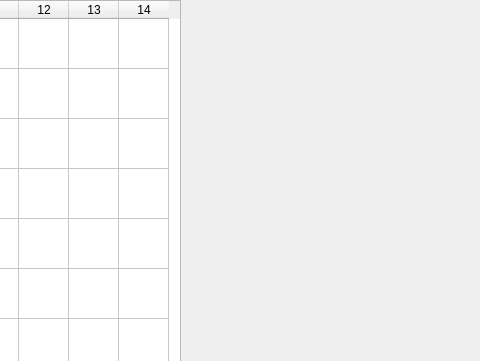
Above: Scrabble_GUI/Replay_GUI.ui from sobolak/scrabble before the change; both pictures show x 600 to 1080 and y 0 to 361 of the 1080 by 788 pixel window. Below: the same form after it.
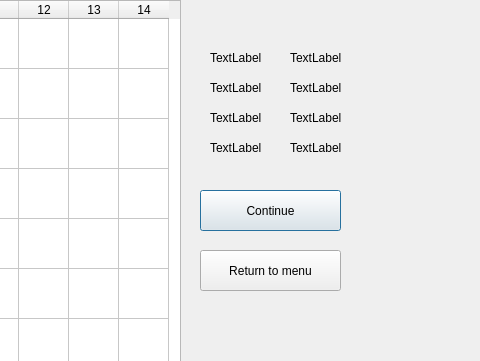
That is the form after the change. Icons and pictures are not drawn.

```diff
--- a/Scrabble_GUI/Replay_GUI.ui
+++ b/Scrabble_GUI/Replay_GUI.ui
@@ -4023,6 +4023,136 @@
     </property>
    </item>
   </widget>
+  <widget class="QLabel" name="mufasaLabel">
+   <property name="geometry">
+    <rect>
+     <x>810</x>
+     <y>50</y>
+     <width>71</width>
+     <height>16</height>
+    </rect>
+   </property>
+   <property name="text">
+    <string>TextLabel</string>
+   </property>
+  </widget>
+  <widget class="QLabel" name="estebanLabel">
+   <property name="geometry">
+    <rect>
+     <x>810</x>
+     <y>80</y>
+     <width>71</width>
+     <height>16</height>
+    </rect>
+   </property>
+   <property name="text">
+    <string>TextLabel</string>
+   </property>
+  </widget>
+  <widget class="QLabel" name="zeromskiLabel">
+   <property name="geometry">
+    <rect>
+     <x>810</x>
+     <y>110</y>
+     <width>71</width>
+     <height>16</height>
+    </rect>
+   </property>
+   <property name="text">
+    <string>TextLabel</string>
+   </property>
+  </widget>
+  <widget class="QLabel" name="zeromskiPoint">
+   <property name="geometry">
+    <rect>
+     <x>890</x>
+     <y>110</y>
+     <width>71</width>
+     <height>16</height>
+    </rect>
+   </property>
+   <property name="text">
+    <string>TextLabel</string>
+   </property>
+  </widget>
+  <widget class="QLabel" name="mufasaPoint">
+   <property name="geometry">
+    <rect>
+     <x>890</x>
+     <y>50</y>
+     <width>71</width>
+     <height>16</height>
+    </rect>
+   </property>
+   <property name="text">
+    <string>TextLabel</string>
+   </property>
+  </widget>
+  <widget class="QLabel" name="estebanPoint">
+   <property name="geometry">
+    <rect>
+     <x>890</x>
+     <y>80</y>
+     <width>71</width>
+     <height>16</height>
+    </rect>
+   </property>
+   <property name="text">
+    <string>TextLabel</string>
+   </property>
+  </widget>
+  <widget class="QLabel" name="rokokoLabel">
+   <property name="geometry">
+    <rect>
+     <x>810</x>
+     <y>140</y>
+     <width>71</width>
+     <height>16</height>
+    </rect>
+   </property>
+   <property name="text">
+    <string>TextLabel</string>
+   </property>
+  </widget>
+  <widget class="QLabel" name="rokokoPoint">
+   <property name="geometry">
+    <rect>
+     <x>890</x>
+     <y>140</y>
+     <width>71</width>
+     <height>16</height>
+    </rect>
+   </property>
+   <property name="text">
+    <string>TextLabel</string>
+   </property>
+  </widget>
+  <widget class="QPushButton" name="pushButton_continue">
+   <property name="geometry">
+    <rect>
+     <x>800</x>
+     <y>190</y>
+     <width>141</width>
+     <height>41</height>
+    </rect>
+   </property>
+   <property name="text">
+    <string>Continue</string>
+   </property>
+  </widget>
+  <widget class="QPushButton" name="pushButton_return">
+   <property name="geometry">
+    <rect>
+     <x>800</x>
+     <y>250</y>
+     <width>141</width>
+     <height>41</height>
+    </rect>
+   </property>
+   <property name="text">
+    <string>Return to menu</string>
+   </property>
+  </widget>
  </widget>
  <layoutdefault spacing="6" margin="11"/>
  <resources>
```
